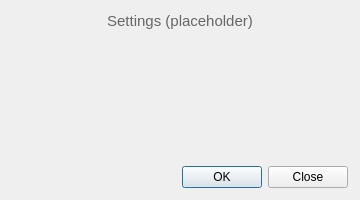
Qt form src/dashpva/gui/settings/settings_dialog.ui (AdvancedPhotonSource/DashPVA) before a commit.
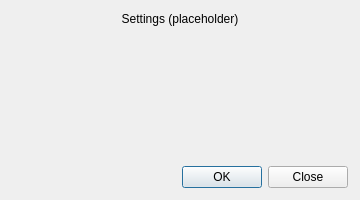
The same form after that commit.

Commit message:
refactor: template theme.qss from theme_colors.py via $VARIABLE substitution
feat: add ROI_1–ROI_4 aliases, LOCK_BG, LOCK_BORDER, SIM_BG to theme_colors.py

change: replace all hardcoded hex and pt values in theme.qss with $VARIABLE and $FONT_* tokens

change: migrate all inline styleSheet blocks from 8 .ui files into theme.qss

Resolves #68

What changed in the file:
```diff
--- a/src/dashpva/gui/settings/settings_dialog.ui
+++ b/src/dashpva/gui/settings/settings_dialog.ui
@@ -34,9 +34,6 @@
      <property name="alignment">
       <set>Qt::AlignHCenter|Qt::AlignVCenter</set>
      </property>
-     <property name="styleSheet">
-      <string notr="true">font-size: 11pt; color: #666;</string>
-     </property>
     </widget>
    </item>
    <item>
```
The commit also changes 9 other files.
